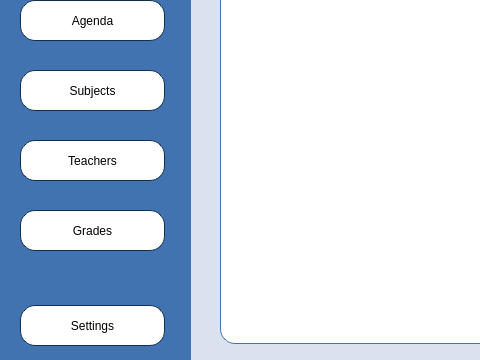
First picture: the form in Planner/teachermain.ui, repository BeliaViktoria/Planner, before the edit; both pictures show x 0 to 480 and y 290 to 650 of the 1000 by 650 pixel window.
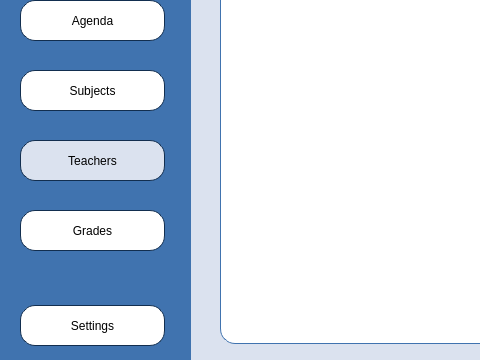
Second picture: the form after the edit.

Commit message: menu buttons colors added

The edit to the form file:
```diff
--- a/Planner/teachermain.ui
+++ b/Planner/teachermain.ui
@@ -214,7 +214,7 @@
     <property name="styleSheet">
      <string notr="true">font: 14pt &quot;Gentium Book Basic&quot;;
 color: black;
-background: rgb(255, 255, 255);
+background:rgb(219, 226, 239);
 border-radius: 15px;
 border-style: solid;
 border-width: 1px;
```
The commit also changes 7 other files.
